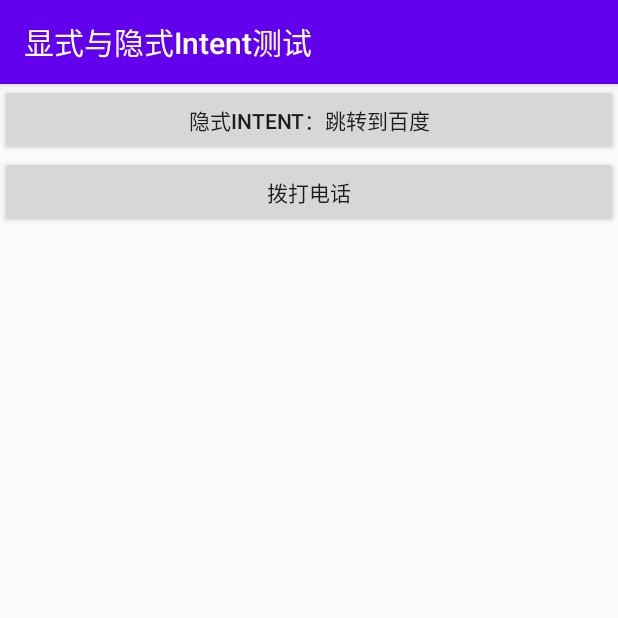
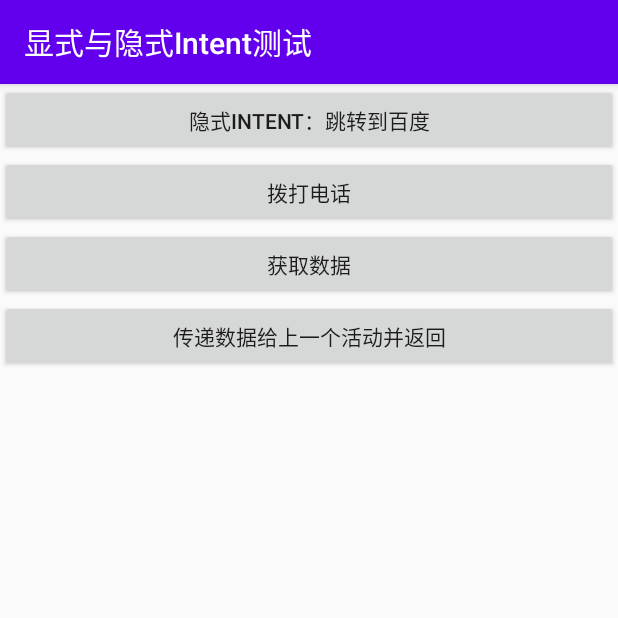
Before and after one commit to Rainal14/2018118114_Android, an Android app: the TestIntentActivity screen opened directly, with no data from a screen before it, on a phone screen of 412 x 824 dp, the top half of it. Run offline under Robolectric (Android 15) with nearby library versions, the phone set to English and light mode, and no system bars.

Commit message:
实验三：更新数据传输

```diff
--- a/Lab_03/Lab003/app/src/main/java/com/example/lab003/TestIntentActivity.java
+++ b/Lab_03/Lab003/app/src/main/java/com/example/lab003/TestIntentActivity.java
@@ -5,6 +5,7 @@ import androidx.appcompat.app.AppCompatActivity;
 import android.content.Intent;
 import android.net.Uri;
 import android.os.Bundle;
+import android.util.Log;
 import android.view.View;
 import android.widget.Button;
 
@@ -34,5 +35,26 @@ public class TestIntentActivity extends AppCompatActivity {
                 startActivity(intent);
             }
         });
+
+        Button button3 = findViewById(R.id.button_getData);
+        button3.setOnClickListener(new View.OnClickListener() {
+            @Override
+            public void onClick(View view) {
+                Intent intent = getIntent();
+                String data = intent.getStringExtra("extra_data");
+                Log.d("TestIntentActivity", data);
+            }
+        });
+
+        Button button4 = findViewById(R.id.button_sendDataToLastActivity);
+        button4.setOnClickListener(new View.OnClickListener() {
+            @Override
+            public void onClick(View view) {
+                Intent intent = new Intent();
+                intent.putExtra("data_return", "王子健超级无敌帅");
+                setResult(RESULT_OK, intent);
+                finish();
+            }
+        });
     }
 }
--- a/Lab_03/Lab003/app/src/main/res/layout/activity_test_intent.xml
+++ b/Lab_03/Lab003/app/src/main/res/layout/activity_test_intent.xml
@@ -15,4 +15,16 @@
         android:layout_height="wrap_content"
         android:text="拨打电话" />
 
+    <Button
+        android:id="@+id/button_getData"
+        android:layout_width="match_parent"
+        android:layout_height="wrap_content"
+        android:text="获取数据" />
+
+    <Button
+        android:id="@+id/button_sendDataToLastActivity"
+        android:layout_width="match_parent"
+        android:layout_height="wrap_content"
+        android:text="传递数据给上一个活动并返回" />
+
 </LinearLayout>
```
Also changed, not shown: Lab_03/Lab003/app/src/main/java/com/example/lab003/MainActivity.java (+36 -0 lines), Lab_03/Lab003/app/src/main/res/layout/main_layout.xml (+12 -0 lines).
